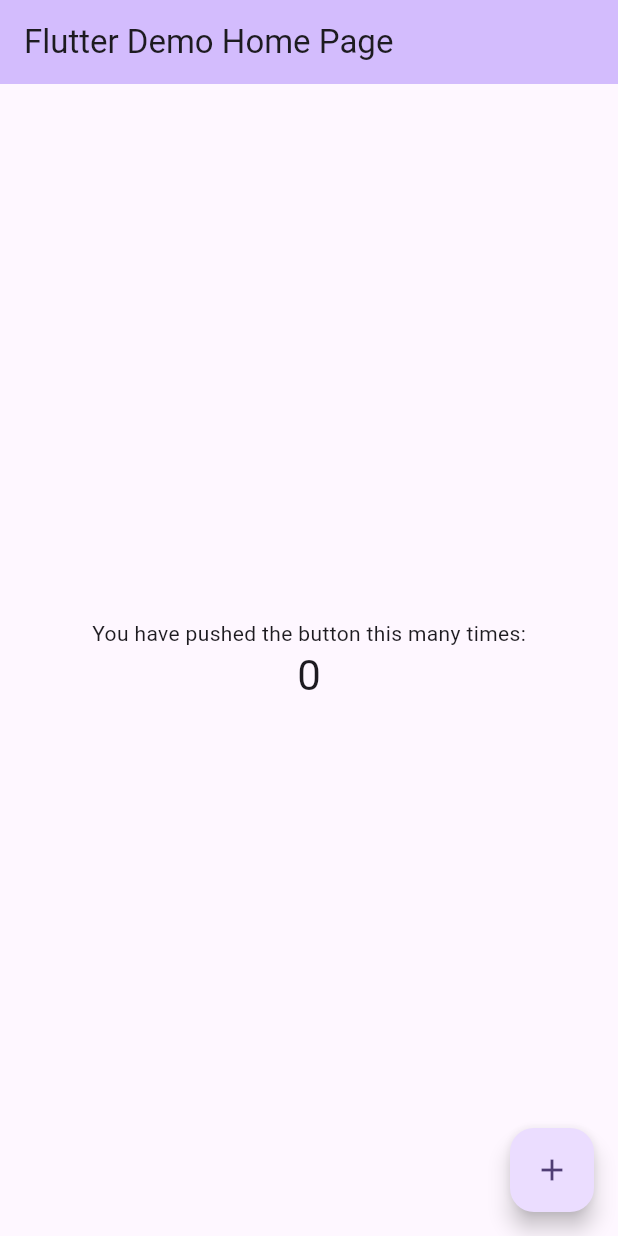
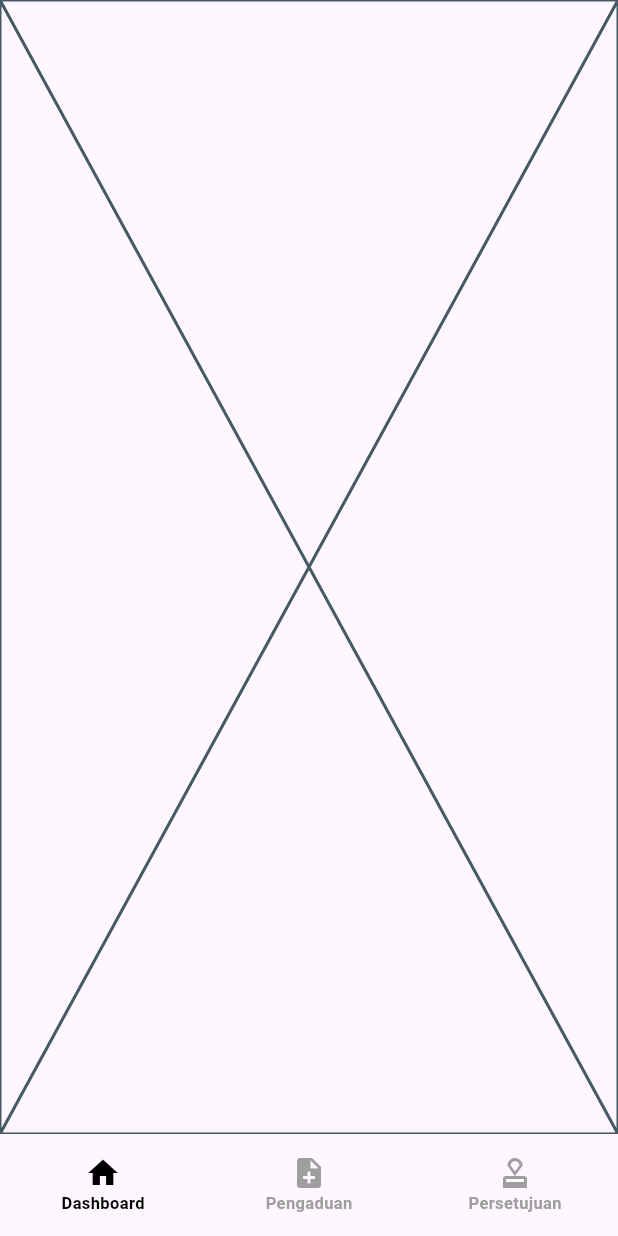
Before and after one commit to rizkydwitama/pengaduan-mobile, a Flutter app: the screen it shows after launch, on a phone screen of 412 x 824 dp. Run offline on Flutter 3.47's test engine with Material 3 defaults, Android fonts, the phone set to English and light mode, and no system bars; our stand-ins replace get.

Commit message:
add bottom navigation bar with its pages

```diff
--- a/lib/features/bottom_navigation_bar/bottom_navigation_bar_binding.dart
+++ b/lib/features/bottom_navigation_bar/bottom_navigation_bar_binding.dart
@@ -0,0 +1,9 @@
+import 'package:get/get.dart';
+import 'package:pengaduan_mobile/features/bottom_navigation_bar/bottom_navigation_bar_controller.dart';
+
+class BottomNavigationBarBinding extends Bindings {
+  @override
+  void dependencies() {
+    Get.lazyPut<BottomNavigationBarController>(() => BottomNavigationBarController());
+  }
+}
--- a/lib/features/bottom_navigation_bar/bottom_navigation_bar_controller.dart
+++ b/lib/features/bottom_navigation_bar/bottom_navigation_bar_controller.dart
@@ -0,0 +1,5 @@
+import 'package:get/get.dart';
+
+class BottomNavigationBarController extends GetxController {
+  RxInt currentIndex = 0.obs;
+}
--- a/lib/features/bottom_navigation_bar/bottom_navigation_bar_page.dart
+++ b/lib/features/bottom_navigation_bar/bottom_navigation_bar_page.dart
@@ -0,0 +1,82 @@
+import 'package:get/get.dart';
+import 'package:flutter/material.dart';
+import 'package:pengaduan_mobile/features/bottom_navigation_bar/bottom_navigation_bar_controller.dart';
+import 'package:pengaduan_mobile/features/dashboard/dashboard_page.dart';
+import 'package:pengaduan_mobile/features/pengaduan/pengaduan_page.dart';
+import 'package:pengaduan_mobile/features/persetujuan/persetujuan_page.dart';
+
+class BottomNavigationBarPage extends StatelessWidget {
+  const BottomNavigationBarPage({super.key});
+
+  @override
+  Widget build(BuildContext context) {
+    final BottomNavigationBarController controller = Get.find();
+
+    return Scaffold(
+      body: Obx(() => IndexedStack(
+        index: controller.currentIndex.value,
+        children: const [
+          DashboardPage(),
+          PengaduanPage(),
+          PersetujuanPage(),
+        ],
+      ),),
+      bottomNavigationBar: SizedBox(
+        height: 68,
+        child: Obx(() => BottomNavigationBar(
+          onTap: (value) {
+            controller.currentIndex.value = value;
+          },
+          currentIndex: controller.currentIndex.value,
+          type: BottomNavigationBarType.fixed,
+          selectedLabelStyle: const TextStyle(
+              color: Colors.black,
+              fontSize: 11,
+              fontWeight: FontWeight.w600
+          ),
+          unselectedLabelStyle: const TextStyle(
+              color: Colors.grey,
+              fontSize: 11,
+              fontWeight: FontWeight.w600
+          ),
+          showSelectedLabels: true,
+          showUnselectedLabels: true,
+          selectedItemColor: Colors.black,
+          unselectedItemColor: Colors.grey,
+          items: [
+            BottomNavigationBarItem(
+              icon: Icon(
+                Icons.home,
+                size: 24,
+                color: controller.currentIndex.value == 0
+                    ? Colors.black
+                    : Colors.grey,
+              ),
+              label: 'Dashboard'
+            ),
+            BottomNavigationBarItem(
+                icon: Icon(
+                  Icons.note_add,
+                  size: 24,
+                  color: controller.currentIndex.value == 1
+                      ? Colors.black
+                      : Colors.grey,
+                ),
+                label: 'Pengaduan'
+            ),
+            BottomNavigationBarItem(
+                icon: Icon(
+                  Icons.approval,
+                  size: 24,
+                  color: controller.currentIndex.value == 2
+                      ? Colors.black
+                      : Colors.grey,
+                ),
+                label: 'Persetujuan'
+            ),
+          ],
+        ),),
+      ),
+    );
+  }
+}
--- /dev/null
+++ b/lib/features/dashboard/dashboard_controller.dart
@@ -0,0 +1,3 @@
+import 'package:get/get.dart';
+
+class DashBoardController extends GetxController {}
--- /dev/null
+++ b/lib/features/dashboard/dashboard_page.dart
@@ -0,0 +1,10 @@
+import 'package:flutter/material.dart';
+
+class DashboardPage extends StatelessWidget {
+  const DashboardPage({super.key});
+
+  @override
+  Widget build(BuildContext context) {
+    return const Placeholder();
+  }
+}
--- /dev/null
+++ b/lib/features/pengaduan/pengaduan_controller.dart
@@ -0,0 +1,3 @@
+import 'package:get/get.dart';
+
+class PengaduanController extends GetxController {}
--- /dev/null
+++ b/lib/features/pengaduan/pengaduan_page.dart
@@ -0,0 +1,10 @@
+import 'package:flutter/material.dart';
+
+class PengaduanPage extends StatelessWidget {
+  const PengaduanPage({super.key});
+
+  @override
+  Widget build(BuildContext context) {
+    return const Placeholder();
+  }
+}
--- /dev/null
+++ b/lib/features/persetujuan/persetujuan_controller.dart
@@ -0,0 +1,3 @@
+import 'package:get/get.dart';
+
+class PersetujuanController extends GetxController {}
--- /dev/null
+++ b/lib/features/persetujuan/persetujuan_page.dart
@@ -0,0 +1,10 @@
+import 'package:flutter/material.dart';
+
+class PersetujuanPage extends StatelessWidget {
+  const PersetujuanPage({super.key});
+
+  @override
+  Widget build(BuildContext context) {
+    return const Placeholder();
+  }
+}
--- a/lib/main.dart
+++ b/lib/main.dart
@@ -1,4 +1,7 @@
 import 'package:flutter/material.dart';
+import 'package:get/get.dart';
+import 'package:pengaduan_mobile/routes/page_names.dart';
+import 'package:pengaduan_mobile/routes/page_routes.dart';
 
 void main() {
   runApp(const MyApp());
@@ -9,92 +12,10 @@ class MyApp extends StatelessWidget {
 
   @override
   Widget build(BuildContext context) {
-    return MaterialApp(
-      title: 'Flutter Demo',
-      theme: ThemeData(
-        colorScheme: ColorScheme.fromSeed(seedColor: Colors.deepPurple),
-        useMaterial3: true,
-      ),
-      home: const MyHomePage(title: 'Flutter Demo Home Page'),
+    return GetMaterialApp(
+      getPages: PageRoutes.pages,
+      debugShowCheckedModeBanner: false,
+      initialRoute: PageName.bottomNavigationBar,
     );
   }
 }
-
-class MyHomePage extends StatefulWidget {
-  const MyHomePage({super.key, required this.title});
-
-  final String title;
-
-  @override
-  State<MyHomePage> createState() => _MyHomePageState();
-}
-
-class _MyHomePageState extends State<MyHomePage> {
-  int _counter = 0;
-
-  void _incrementCounter() {
-    setState(() {
-      // This call to setState tells the Flutter framework that something has
-      // changed in this State, which causes it to rerun the build method below
-      // so that the display can reflect the updated values. If we changed
-      // _counter without calling setState(), then the build method would not be
-      // called again, and so nothing would appear to happen.
-      _counter++;
-    });
-  }
-
-  @override
-  Widget build(BuildContext context) {
-    // This method is rerun every time setState is called, for instance as done
-    // by the _incrementCounter method above.
-    //
-    // The Flutter framework has been optimized to make rerunning build methods
-    // fast, so that you can just rebuild anything that needs updating rather
-    // than having to individually change instances of widgets.
-    return Scaffold(
-      appBar: AppBar(
-        // TRY THIS: Try changing the color here to a specific color (to
-        // Colors.amber, perhaps?) and trigger a hot reload to see the AppBar
-        // change color while the other colors stay the same.
-        backgroundColor: Theme.of(context).colorScheme.inversePrimary,
-        // Here we take the value from the MyHomePage object that was created by
-        // the App.build method, and use it to set our appbar title.
-        title: Text(widget.title),
-      ),
-      body: Center(
-        // Center is a layout widget. It takes a single child and positions it
-        // in the middle of the parent.
-        child: Column(
-          // Column is also a layout widget. It takes a list of children and
-          // arranges them vertically. By default, it sizes itself to fit its
-          // children horizontally, and tries to be as tall as its parent.
-          //
-          // Column has various properties to control how it sizes itself and
-          // how it positions its children. Here we use mainAxisAlignment to
-          // center the children vertically; the main axis here is the vertical
-          // axis because Columns are vertical (the cross axis would be
-          // horizontal).
-          //
-          // TRY THIS: Invoke "debug painting" (choose the "Toggle Debug Paint"
-          // action in the IDE, or press "p" in the console), to see the
-          // wireframe for each widget.
-          mainAxisAlignment: MainAxisAlignment.center,
-          children: <Widget>[
-            const Text(
-              'You have pushed the button this many times:',
-            ),
-            Text(
-              '$_counter',
-              style: Theme.of(context).textTheme.headlineMedium,
-            ),
-          ],
-        ),
-      ),
-      floatingActionButton: FloatingActionButton(
-        onPressed: _incrementCounter,
-        tooltip: 'Increment',
-        child: const Icon(Icons.add),
-      ), // This trailing comma makes auto-formatting nicer for build methods.
-    );
-  }
-}
--- a/lib/routes/app_pages.dart
+++ /dev/null
@@ -1,3 +0,0 @@
-class AppPages {
-
-}
--- a/lib/routes/app_routes.dart
+++ b/lib/routes/page_names.dart
@@ -1,3 +1,3 @@
-class AppRoutes {
+class PageName {
   static const String bottomNavigationBar = '/bottom-navigation-bar';
 }
--- /dev/null
+++ b/lib/routes/page_routes.dart
@@ -0,0 +1,14 @@
+import 'package:get/get.dart';
+import 'package:pengaduan_mobile/features/bottom_navigation_bar/bottom_navigation_bar_binding.dart';
+import 'package:pengaduan_mobile/features/bottom_navigation_bar/bottom_navigation_bar_page.dart';
+import 'package:pengaduan_mobile/routes/page_names.dart';
+
+class PageRoutes {
+  static final pages = [
+    GetPage(
+        name: PageName.bottomNavigationBar,
+        page: () => BottomNavigationBarPage(),
+        binding: BottomNavigationBarBinding()
+    )
+  ];
+}
```
